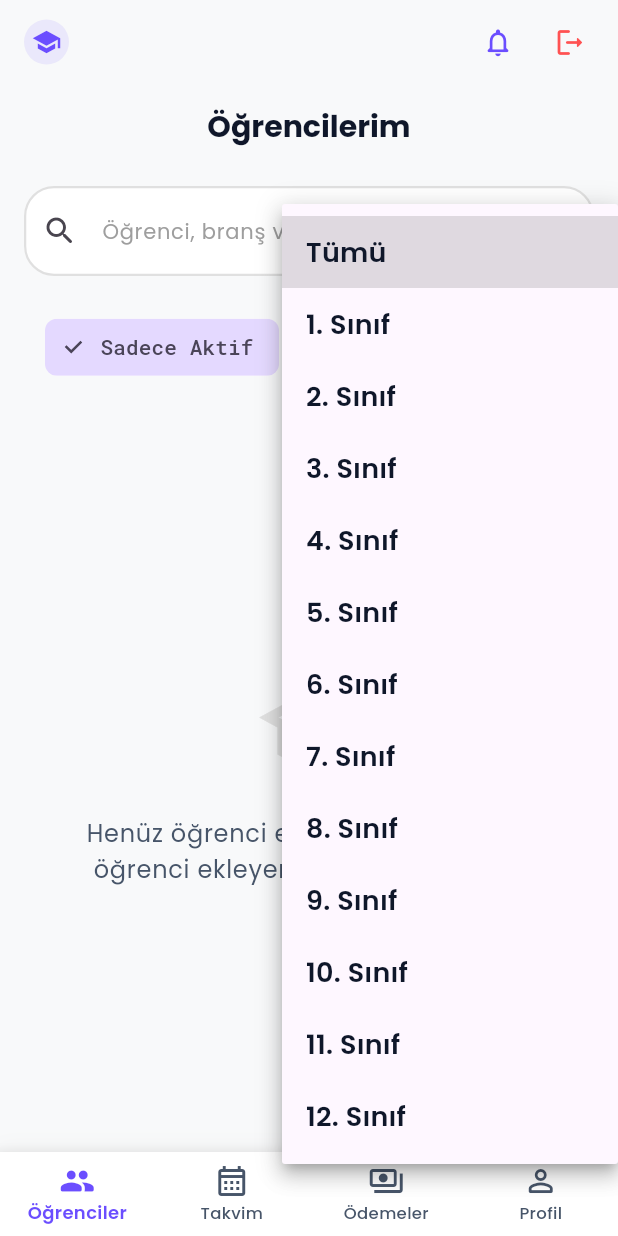
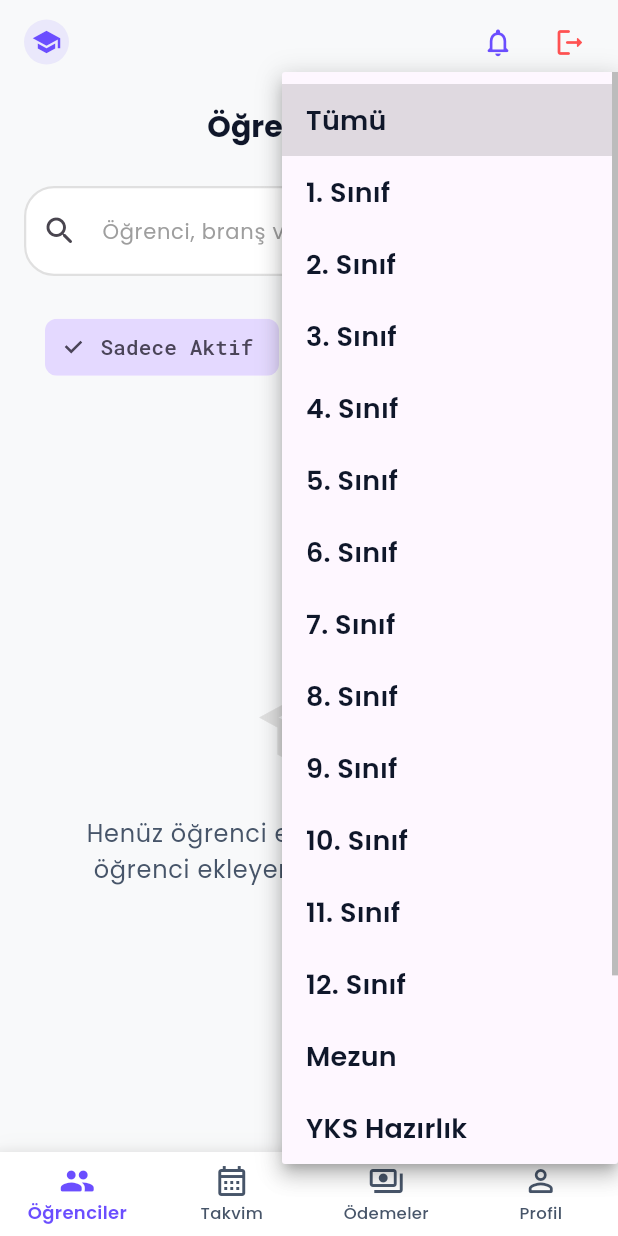
Before and after one commit to SalihaKaraman/DersHub, a Flutter app: the screen it shows once a user with an empty profile is signed in, after a tap on "Tümü", on a phone screen of 412 x 824 dp. Run offline on Flutter 3.47's test engine with Material 3 defaults, Android fonts, the phone set to English and light mode, and no system bars; our stand-ins replace cloud_firestore, firebase_auth, firebase_core, fl_chart, flutter_local_notifications, flutter_riverpod and 9 more; accounts and stored records are empty; generated files the repository leaves out were written again.

Commit message:
feat: add new grade filter options and custom grade support to students view

```diff
--- a/lib/features/students/students_view.dart
+++ b/lib/features/students/students_view.dart
@@ -27,6 +27,11 @@ class _StudentsViewState extends ConsumerState<StudentsView> {
   final List<String> _gradeOptions = [
     'Tümü',
     ...List.generate(12, (index) => '${index + 1}. Sınıf'),
+    'Mezun',
+    'YKS Hazırlık',
+    'LGS Hazırlık',
+    'KPSS',
+    'DGS',
   ];
 
   @override
@@ -157,18 +162,37 @@ class _StudentsViewState extends ConsumerState<StudentsView> {
                     ),
                     const SizedBox(width: AppSizes.p12),
                     Expanded(
-                      child: DropdownButtonFormField<String>(
+                      child: Builder(
+                        builder: (context) {
+                          final studentsList =
+                              studentsAsync.value ?? <Student>[];
+                          final dynamicOptions = <String>{
+                            ..._gradeOptions,
+                            ...studentsList
+                                .map((s) => s.gradeLevel.trim())
+                                .where((g) => g.isNotEmpty),
+                          }.toList();
+
+                          final effectiveGrade =
+                              dynamicOptions.contains(_selectedGrade)
+                                  ? _selectedGrade
+                                  : 'Tümü';
+
+                          return DropdownButtonFormField<String>(
                             isExpanded: true,
-                        initialValue: _selectedGrade,
+                            initialValue: effectiveGrade,
                             decoration: const InputDecoration(
                               prefixIcon: Icon(Icons.filter_alt_outlined),
                               hintText: 'Sınıf',
                             ),
-                        items: _gradeOptions
+                            items: dynamicOptions
                                 .map(
                                   (grade) => DropdownMenuItem<String>(
                                     value: grade,
-                                child: Text(grade),
+                                    child: Text(
+                                      grade,
+                                      overflow: TextOverflow.ellipsis,
+                                    ),
                                   ),
                                 )
                                 .toList(),
@@ -177,6 +201,8 @@ class _StudentsViewState extends ConsumerState<StudentsView> {
                               setState(() {
                                 _selectedGrade = value;
                               });
+                            },
+                          );
                         },
                       ),
                     ),
@@ -541,8 +567,31 @@ class _AddStudentSheetState extends ConsumerState<AddStudentSheet> {
   final _subjectController = TextEditingController();
   final _rateController = TextEditingController();
   final _durationController = TextEditingController(text: '60');
+  final _customGradeController = TextEditingController();
   String _selectedGrade = '12. Sınıf';
+  bool _isCustomGrade = false;
   bool _isLoading = false;
+
+  static const List<String> gradeOptionsList = [
+    '1. Sınıf',
+    '2. Sınıf',
+    '3. Sınıf',
+    '4. Sınıf',
+    '5. Sınıf',
+    '6. Sınıf',
+    '7. Sınıf',
+    '8. Sınıf',
+    '9. Sınıf',
+    '10. Sınıf',
+    '11. Sınıf',
+    '12. Sınıf',
+    'Mezun',
+    'YKS Hazırlık',
+    'LGS Hazırlık',
+    'KPSS',
+    'DGS',
+    'Özel / Diğer (Elle Yaz)',
+  ];
   bool _repeatWeekly = true;
   DateTime _firstLessonDate = DateTime.now().add(const Duration(days: 1));
   TimeOfDay _lessonTime = const TimeOfDay(hour: 16, minute: 0);
@@ -577,11 +626,15 @@ class _AddStudentSheetState extends ConsumerState<AddStudentSheet> {
     });
 
     final teacherId = ref.read(authStateProvider).value?.id ?? 'mock_teacher';
+    final grade = (_isCustomGrade || _selectedGrade == 'Özel / Diğer (Elle Yaz)')
+        ? _customGradeController.text.trim()
+        : _selectedGrade;
+
     final newStudent = Student(
       id: '',
       teacherId: teacherId,
       nickname: _nicknameController.text.trim(),
-      gradeLevel: _selectedGrade,
+      gradeLevel: grade.isNotEmpty ? grade : _selectedGrade,
       subject: _subjectController.text.trim(),
       hourlyRate: double.tryParse(_rateController.text.trim()) ?? 0.0,
       createdAt: DateTime.now(),
```
Lines whose indentation alone changed are shown as unchanged.
